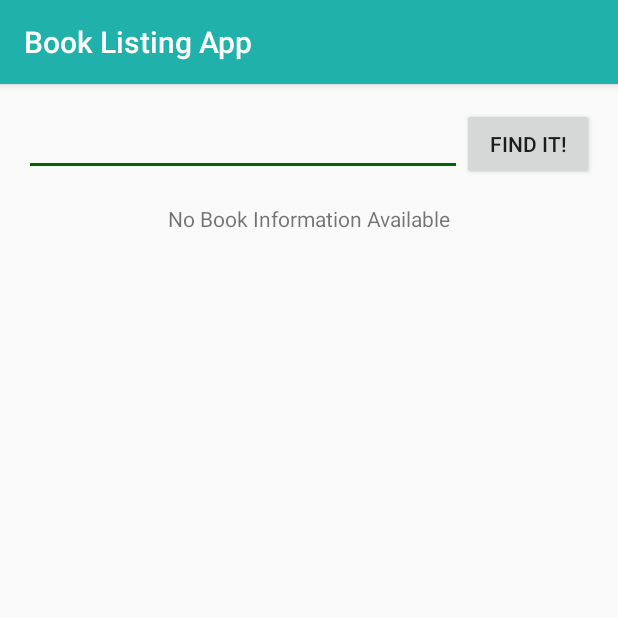
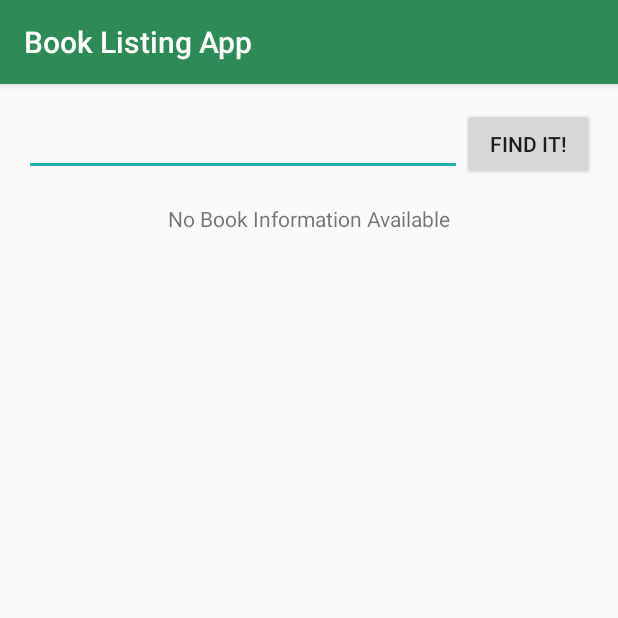
Before and after one commit to michaelyatco/bookListingApp, an Android app: the screen it shows after launch (MainActivity), on a phone screen of 412 x 824 dp, the top half of it. Run offline under Robolectric (Android 15) with nearby library versions, the phone set to English and light mode, and no system bars.

Commit message:
adjusted color scheme

```diff
--- a/app/src/main/res/values/colors.xml
+++ b/app/src/main/res/values/colors.xml
@@ -1,6 +1,6 @@
 <?xml version="1.0" encoding="utf-8"?>
 <resources>
-    <color name="colorPrimary">#20B2AA</color>
-    <color name="colorPrimaryDark">#2E8B57</color>
-    <color name="colorAccent">#006400</color>
+    <color name="colorPrimary">#2E8B57</color>
+    <color name="colorPrimaryDark">#006400</color>
+    <color name="colorAccent">#20B2AA</color>#20B2AA
 </resources>
```
